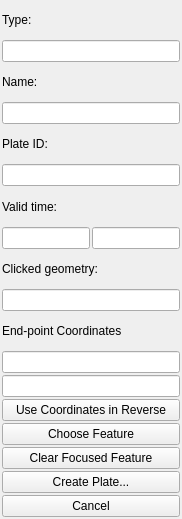
This is src/qt-widgets/PlateClosureWidgetUi.ui in GPlates/GPlates as Qt 5 draws it before an edit. The edited form follows.
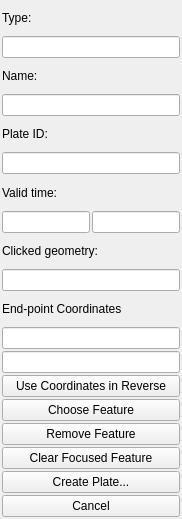
This is the edited form.

Commit message: Continued work on plate closure.

```diff
--- a/src/qt-widgets/PlateClosureWidgetUi.ui
+++ b/src/qt-widgets/PlateClosureWidgetUi.ui
@@ -139,6 +139,19 @@
      </property>
     </widget>
    </item>
+   <item>
+    <widget class="QPushButton" name="button_remove_feature" >
+     <property name="toolTip" >
+      <string>Select a feature in the Segments Table, then click here to Remove it from the boundary list.</string>
+     </property>
+     <property name="whatsThis" >
+      <string>Remove a feature from the Segments Table.</string>
+     </property>
+     <property name="text" >
+      <string>Remove Feature</string>
+     </property>
+    </widget>
+   </item>
    <item>
     <widget class="QPushButton" name="button_clear_feature" >
      <property name="text" >
```
The commit also changes 3 other files.
